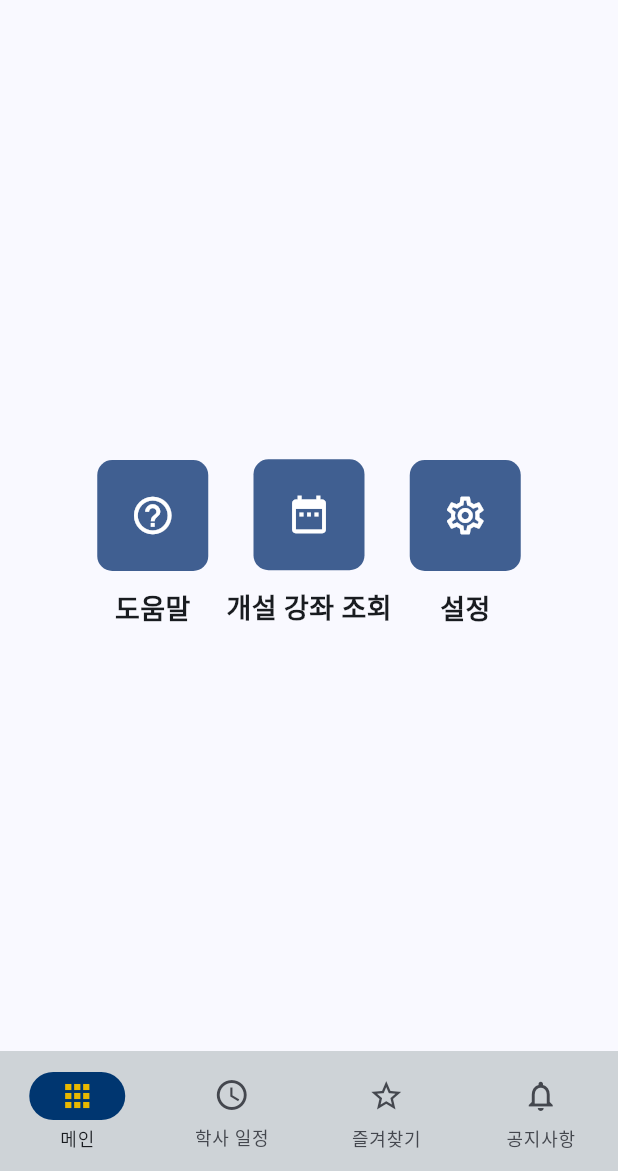
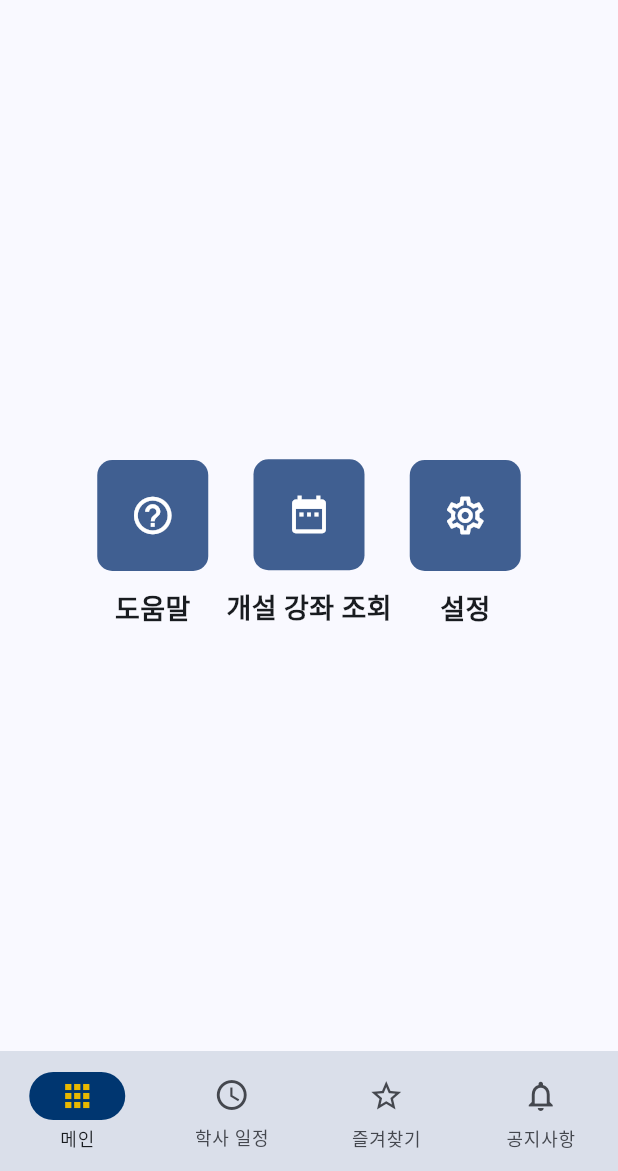
Before and after one commit to sun30812/suwon_mate, a Flutter app: the screen it shows after launch, on a phone screen of 412 x 824 dp, the part 65-1236 px from its top. Run offline on Flutter 3.47's test engine with Material 2 defaults, Android fonts, the phone set to English and light mode, and no system bars; our stand-ins replace firebase_auth, firebase_core, firebase_database, firebase_dynamic_links, firebase_remote_config, flutter_html and 4 more; accounts and stored records are empty.

Commit message:
#6 다크모드 지원 시작
* 다크모드 적용
* 가독성 향상
* 코드의 가독성을 위한 theme.dart에 테마 관련 변수 추가

````diff
--- a/lib/main.dart
+++ b/lib/main.dart
@@ -14,6 +14,7 @@ import 'package:suwon_mate/model/class_info.dart';
 import 'package:suwon_mate/schedule.dart';
 import 'package:suwon_mate/settings.dart';
 import 'package:suwon_mate/styles/style_widget.dart';
+import 'package:suwon_mate/styles/theme.dart';
 import 'package:suwon_mate/subjects/favorite_subject.dart';
 import 'package:suwon_mate/subjects/open_class.dart';
 import 'package:suwon_mate/subjects/open_class_info.dart';
@@ -91,20 +92,14 @@ class App extends ConsumerWidget {
   @override
   Widget build(BuildContext context, WidgetRef ref) {
     return MaterialApp.router(
+        darkTheme: ThemeData.dark(useMaterial3: true).copyWith(
+            navigationBarTheme: suwonNavigationTheme,
+            colorScheme: ColorScheme.fromSeed(
+                brightness: Brightness.dark, seedColor: suwonNavy)),
         theme: ThemeData(
           useMaterial3: true,
-          colorSchemeSeed: const Color.fromARGB(255, 0, 54, 112),
-          navigationBarTheme: const NavigationBarThemeData().copyWith(
-              backgroundColor: const Color.fromARGB(255, 0, 54, 112),
-              surfaceTintColor: const Color.fromARGB(255, 0, 54, 112),
-              indicatorColor: const Color.fromARGB(255, 0, 54, 112),
-              iconTheme: MaterialStateProperty.resolveWith((states) {
-                if (states.contains(MaterialState.selected)) {
-                  return const IconThemeData(
-                      color: Color.fromARGB(255, 233, 184, 0));
-                }
-                return null;
-              })),
+          colorSchemeSeed: suwonNavy,
+          navigationBarTheme: suwonNavigationTheme,
         ),
         title: '수원 메이트',
         routerConfig: _routes);
@@ -167,7 +162,6 @@ class _MainPageState extends State<MainPage> {
           ],
         ),
         bottomNavigationBar: NavigationBar(
-          backgroundColor: Colors.grey[300],
           destinations: shortcuts,
           selectedIndex: _pageIndex,
           onDestinationSelected: (value) => setState(() {
--- a/lib/styles/style_widget.dart
+++ b/lib/styles/style_widget.dart
@@ -480,7 +480,6 @@ class _InfoCardState extends State<InfoCard> {
                 ),
                 leading: Icon(
                   widget.icon,
-                  color: Theme.of(context).primaryColor,
                 ),
               ),
               widget.detail
--- /dev/null
+++ b/lib/styles/theme.dart
@@ -0,0 +1,36 @@
+import 'package:flutter/material.dart';
+
+/// 앱 하단의 네비게이션 바의 테마 정의이다.
+///
+/// 앱 하단부에 위치한 네비게이션 바의 색상을 정의한다.
+///
+/// ```dart
+/// ThemeData(
+///     useMaterial3: true,
+///     colorSchemeSeed: suwonColorSeed,
+///     navigationBarTheme: suwonNavigationTheme,
+///   )
+/// ```
+var suwonNavigationTheme = const NavigationBarThemeData().copyWith(
+    surfaceTintColor: suwonNavy,
+    indicatorColor: suwonNavy,
+    iconTheme: MaterialStateProperty.resolveWith((states) {
+      if (states.contains(MaterialState.selected)) {
+        return const IconThemeData(color: suwonDeepYellow);
+      }
+      return null;
+    }));
+
+/// 수원대학교의 로고색상 중 하나인 SUWON NAVY이다.
+///
+/// 참고:
+///
+/// [수원대학교 UI](https://www.suwon.ac.kr/index.html?menuno=619)
+const suwonNavy = Color.fromARGB(255, 0, 54, 112);
+
+/// 수원대학교의 로고색상 중 하나인 SUWON DEEP YELLOW이다.
+///
+/// 참고:
+///
+/// [수원대학교 UI](https://www.suwon.ac.kr/index.html?menuno=619)
+const suwonDeepYellow = Color.fromARGB(255, 233, 184, 0);
````
